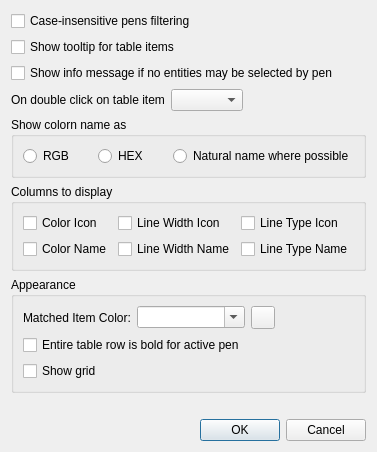
Above: librecad/src/ui/dock_widgets/pen_palette/lc_penpaletteoptionsdialog.ui from sand1024/LibreCAD before the change. Below: the same form after it.
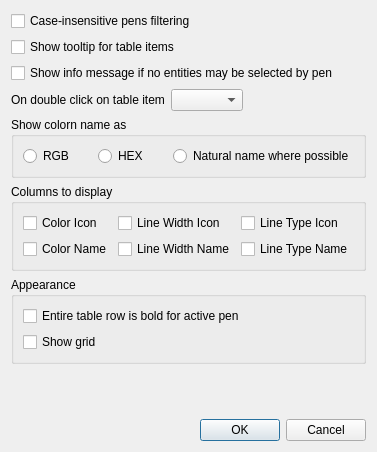
That is the form after the change. Icons and pictures are not drawn.

What changed in the file:
```diff
--- a/librecad/src/ui/dock_widgets/pen_palette/lc_penpaletteoptionsdialog.ui
+++ b/librecad/src/ui/dock_widgets/pen_palette/lc_penpaletteoptionsdialog.ui
@@ -26,40 +26,7 @@
       <string>Appearance</string>
      </property>
      <layout class="QGridLayout" name="gridLayout_5">
-      <item row="2" column="0">
-       <widget class="QCheckBox" name="cbShowGrid">
-        <property name="toolTip">
-         <string>Grid
-
-If selected, grid lines will be drawn</string>
-        </property>
-        <property name="text">
-         <string>Show grid</string>
-        </property>
-       </widget>
-      </item>
-      <item row="0" column="2">
-       <widget class="QToolButton" name="tbMatchedItemColorSelect">
-        <property name="toolTip">
-         <string>Click to select color</string>
-        </property>
-        <property name="text">
-         <string/>
-        </property>
-        <property name="icon">
-         <iconset resource="../../../../res/controls/controls.qrc">
-          <normaloff>:/controls/colorxx.png</normaloff>:/controls/colorxx.png</iconset>
-        </property>
-       </widget>
-      </item>
-      <item row="0" column="0">
-       <widget class="QLabel" name="label_4">
-        <property name="text">
-         <string>Matched Item Color:</string>
-        </property>
-       </widget>
-      </item>
-      <item row="1" column="0" colspan="2">
+      <item row="0" column="0" colspan="2">
        <widget class="QCheckBox" name="cbAllRowBold">
         <property name="toolTip">
          <string>Active Pen
@@ -72,19 +39,19 @@
         </property>
        </widget>
       </item>
-      <item row="0" column="1">
-       <widget class="QComboBox" name="cbColorMatchedItem">
+      <item row="1" column="0">
+       <widget class="QCheckBox" name="cbShowGrid">
         <property name="toolTip">
          <string>Matched Item Color
 
 Color of pen item that is matched by filter</string>
         </property>
-        <property name="editable">
-         <bool>true</bool>
+        <property name="text">
+         <string>Show grid</string>
         </property>
        </widget>
       </item>
-      <item row="0" column="3">
+      <item row="0" column="2">
        <spacer name="horizontalSpacer">
         <property name="orientation">
          <enum>Qt::Orientation::Horizontal</enum>
```
Left out of the diff: 4 changed lines with no effect on the pictures.
